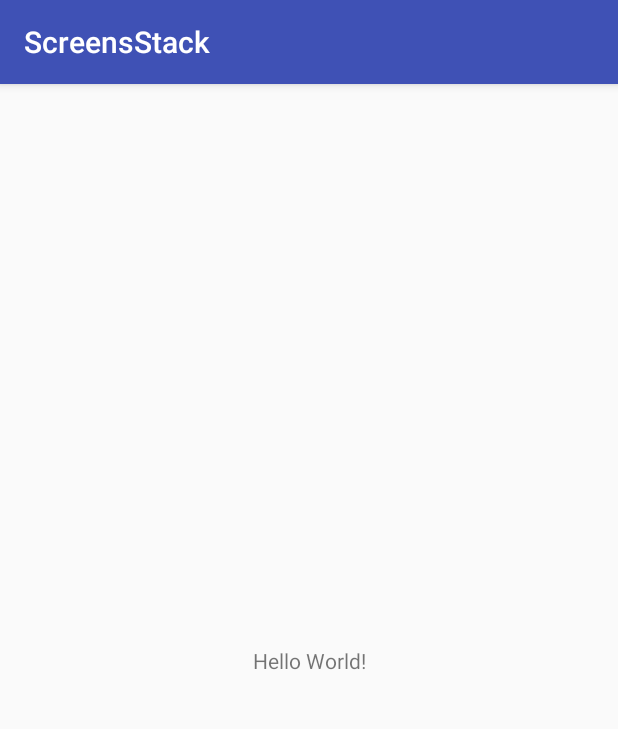
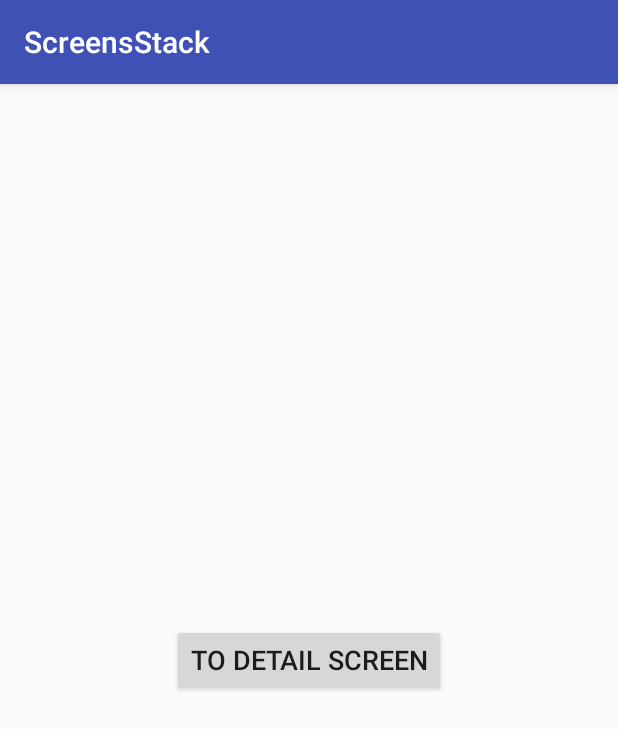
Before and after one commit to EGecius/ScreensStack, an Android app: the screen it shows after launch (MainActivity), on a phone screen of 412 x 824 dp. Shown: the top 729 px of the screen. Run offline under Robolectric (Android 15) with nearby library versions, the phone set to English and light mode, and no system bars.

```diff
--- a/app/src/main/AndroidManifest.xml
+++ b/app/src/main/AndroidManifest.xml
@@ -17,6 +17,8 @@
                 <category android:name="android.intent.category.LAUNCHER"/>
             </intent-filter>
         </activity>
+
+        <activity android:name=".DetailsActivity"/>
     </application>
 
 </manifest>
--- a/app/src/main/java/com/egecius/screensstack/MainActivity.java
+++ b/app/src/main/java/com/egecius/screensstack/MainActivity.java
@@ -1,7 +1,9 @@
 package com.egecius.screensstack;
 
+import android.content.Intent;
 import android.support.v7.app.AppCompatActivity;
 import android.os.Bundle;
+import android.view.View;
 
 public class MainActivity extends AppCompatActivity {
 
@@ -10,6 +12,20 @@ public class MainActivity extends AppCompatActivity {
         super.onCreate(savedInstanceState);
         setContentView(R.layout.activity_main);
 
-        getSupportFragmentManager();
+        registerOnClickListeners();
+    }
+
+    private void registerOnClickListeners() {
+        findViewById(R.id.to_detail_screen).setOnClickListener(new View.OnClickListener() {
+            @Override
+            public void onClick(View v) {
+                navigateToDetailsScreen();
+            }
+        });
+    }
+
+    private void navigateToDetailsScreen() {
+        Intent intent = new Intent(this, DetailsActivity.class);
+        startActivity(intent);
     }
 }
--- a/app/src/main/res/layout/activity_main.xml
+++ b/app/src/main/res/layout/activity_main.xml
@@ -7,10 +7,12 @@
     android:layout_height="match_parent"
     tools:context="com.egecius.screensstack.MainActivity">
 
-    <TextView
+    <Button
+        android:id="@+id/to_detail_screen"
         android:layout_width="wrap_content"
         android:layout_height="wrap_content"
-        android:text="Hello World!"
+        android:text="To detail screen"
+        android:textSize="18sp"
         app:layout_constraintBottom_toBottomOf="parent"
         app:layout_constraintLeft_toLeftOf="parent"
         app:layout_constraintRight_toRightOf="parent"
--- a/library/src/main/java/com/egecius/mylibrary/ScreensStack.java
+++ b/library/src/main/java/com/egecius/mylibrary/ScreensStack.java
@@ -35,7 +35,7 @@ public class ScreensStack {
 
         @Override
         public void onActivityStopped(Activity activity) {
-            Log.i("Eg:ScreensStack:41", "onActivityStopped activity " + activity);
+            Log.w("Eg:ScreensStack:41", "onActivityStopped activity " + activity);
         }
 
         @Override
@@ -107,7 +107,7 @@ public class ScreensStack {
                 @Override
                 public void onFragmentStopped(FragmentManager fm, Fragment f) {
                     super.onFragmentStopped(fm, f);
-                    Log.i("Eg:ScreensStack:120", "onFragmentStopped f " + f);
+                    Log.w("Eg:ScreensStack:120", "onFragmentStopped f " + f);
                 }
 
                 @Override
```
Also changed, not shown: app/src/main/java/com/egecius/screensstack/DetailsActivity.java (added, +25 -0 lines), app/src/main/java/com/egecius/screensstack/MyFragment.java (added, +18 -0 lines), app/src/main/res/layout/details_activity.xml (added, +20 -0 lines).
